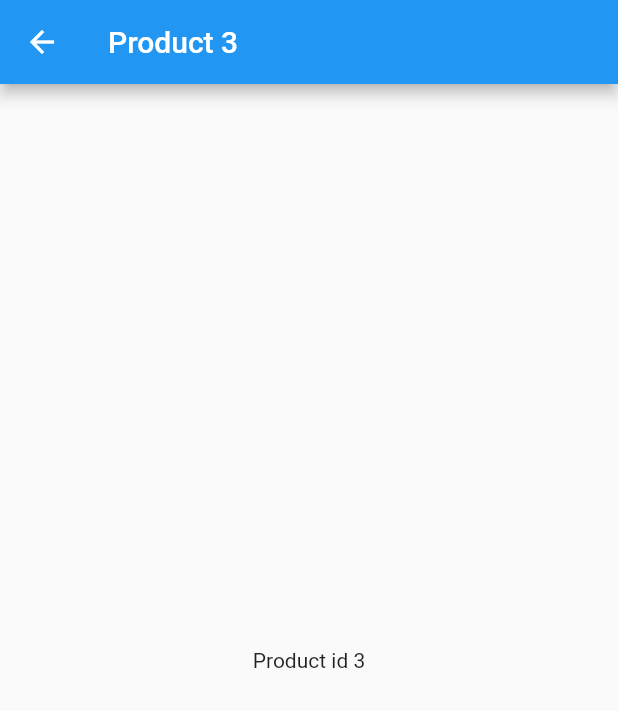
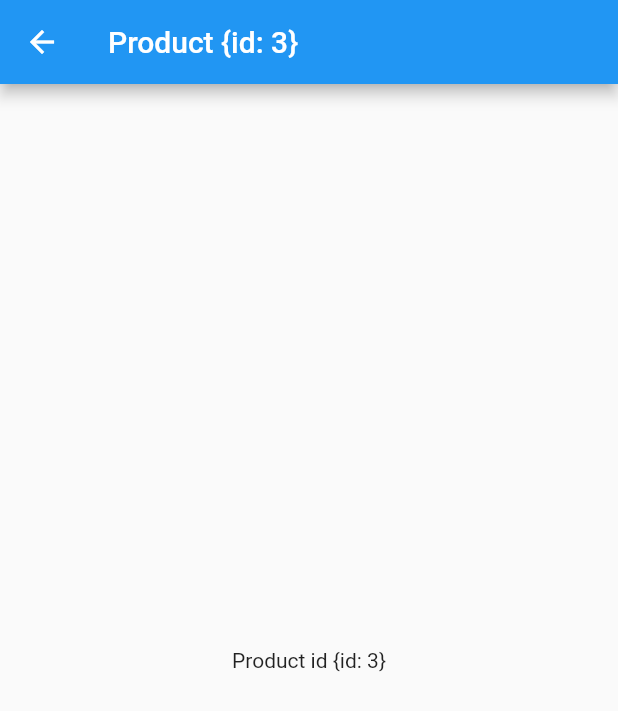
Before and after one commit to mlatifr/flutter_78_dynamic_url, a Flutter app: the ProductPage screen opened by its route, after a tap on "Products 3", on a phone screen of 412 x 824 dp. Shown: the top 711 px of the screen. Run offline on Flutter 3.47's test engine with Material 2 defaults, Android fonts, the phone set to English and light mode, and no system bars; our stand-ins replace get.

Commit message:
routing 1 parameter

```diff
--- a/lib/main.dart
+++ b/lib/main.dart
@@ -16,7 +16,8 @@ class MyApp extends StatelessWidget {
       getPages: [
         GetPage(name: '/', page: () => HomePage()),
         GetPage(name: '/product', page: () => ProductPage()),
-        GetPage(name: '/product-detail', page: () => DetailPage()),
+        //using parameter :id untuk ngirim arguments dalam bentuk mapping
+        GetPage(name: '/product/:id', page: () => DetailPage()),
       ],
     );
   }
--- a/lib/pages/detail.dart
+++ b/lib/pages/detail.dart
@@ -6,12 +6,15 @@ class DetailPage extends StatelessWidget {
   Widget build(BuildContext context) {
     return Scaffold(
       appBar: AppBar(
-        title: Text('Product ${Get.arguments}'),//mengambil data dari page yg mengirim arguments
+        title: Text(
+            'Product ${Get.parameters}'), //mengambil data dari page yg mengirim arguments
       ),
       body: Center(
         child: Column(
           mainAxisAlignment: MainAxisAlignment.center,
-          children: [Text('Product id ${Get.arguments}')],//mengambil data dari page yg mengirim arguments
+          children: [
+            Text('Product id ${Get.parameters}')
+          ], //mengambil data dari page yg mengirim arguments
         ),
       ),
     );
--- a/lib/pages/product.dart
+++ b/lib/pages/product.dart
@@ -12,20 +12,29 @@ class ProductPage extends StatelessWidget {
         child: Column(
           mainAxisAlignment: MainAxisAlignment.center,
           children: [
+            //mengirim data ke page yg menerima arguments
             ElevatedButton(
-                onPressed: () => Get.toNamed('/product-detail', arguments: 1),//mengirim data ke page yg menerima arguments
+                onPressed: () => Get.toNamed(
+                      '/product/1',
+                    ),
                 child: Text('Products 1')),
             SizedBox(
               height: 10,
             ),
+            //mengirim data ke page yg menerima arguments
             ElevatedButton(
-                onPressed: () => Get.toNamed('/product-detail', arguments: 2),//mengirim data ke page yg menerima arguments
+                onPressed: () => Get.toNamed(
+                      '/product/2',
+                    ),
                 child: Text('Products 2')),
             SizedBox(
               height: 10,
             ),
+            //mengirim data ke page yg menerima arguments
             ElevatedButton(
-                onPressed: () => Get.toNamed('/product-detail', arguments: 3),//mengirim data ke page yg menerima arguments
+                onPressed: () => Get.toNamed(
+                      '/product/3',
+                    ),
                 child: Text('Products 3')),
           ],
         ),
```
